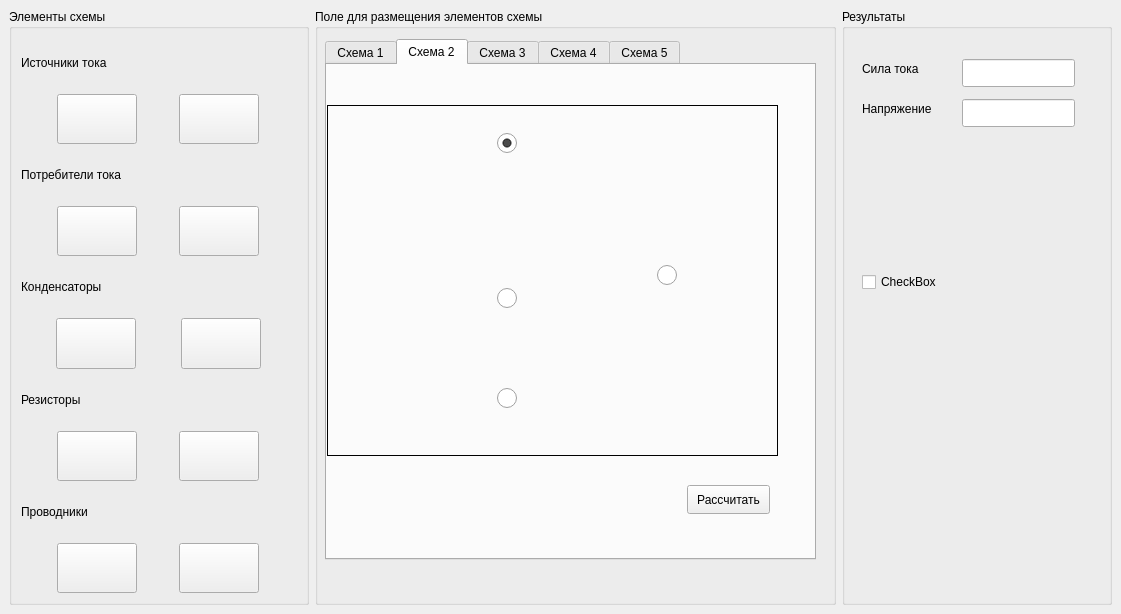
Above: mainwindow.ui from Owl876/electrical-circuit-calculator before the change. Below: the same form after it.
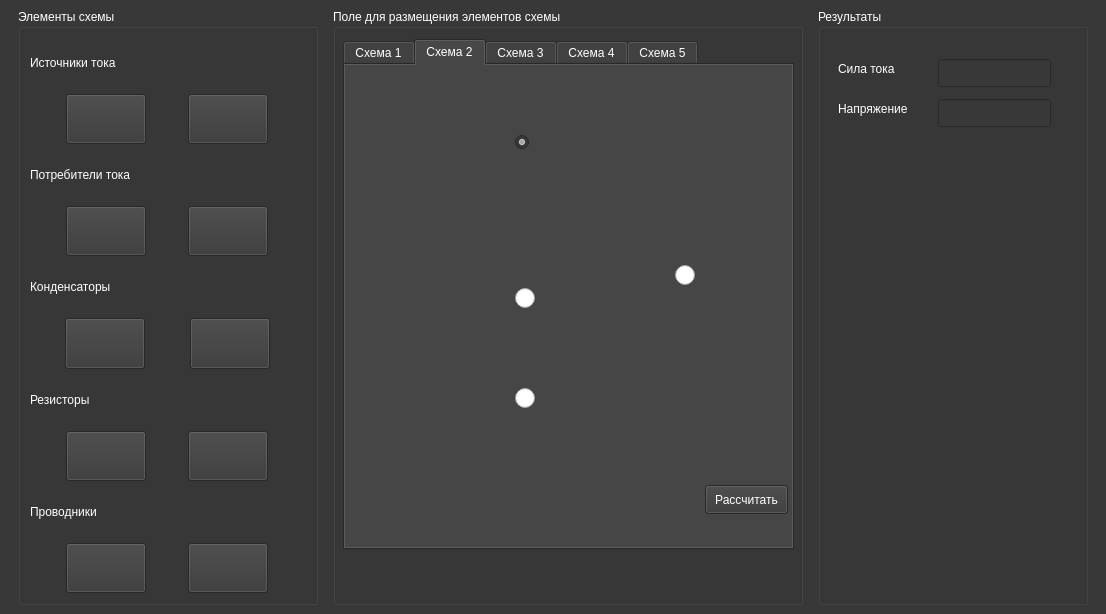
That is the form after the change. The open tabs and pages were chosen to show the change. Icons and pictures are not drawn.

```diff
--- a/mainwindow.ui
+++ b/mainwindow.ui
@@ -6,7 +6,7 @@
    <rect>
     <x>0</x>
     <y>0</y>
-    <width>1121</width>
+    <width>1106</width>
     <height>614</height>
    </rect>
   </property>
@@ -28,9 +28,481 @@
     <height>800</height>
    </size>
   </property>
+  <property name="palette">
+   <palette>
+    <active>
+     <colorrole role="WindowText">
+      <brush brushstyle="SolidPattern">
+       <color alpha="255">
+        <red>255</red>
+        <green>255</green>
+        <blue>255</blue>
+       </color>
+      </brush>
+     </colorrole>
+     <colorrole role="Button">
+      <brush brushstyle="SolidPattern">
+       <color alpha="255">
+        <red>56</red>
+        <green>56</green>
+        <blue>56</blue>
+       </color>
+      </brush>
+     </colorrole>
+     <colorrole role="Light">
+      <brush brushstyle="SolidPattern">
+       <color alpha="255">
+        <red>56</red>
+        <green>56</green>
+        <blue>56</blue>
+       </color>
+      </brush>
+     </colorrole>
+     <colorrole role="Midlight">
+      <brush brushstyle="SolidPattern">
+       <color alpha="255">
+        <red>70</red>
+        <green>70</green>
+        <blue>70</blue>
+       </color>
+      </brush>
+     </colorrole>
+     <colorrole role="Dark">
+      <brush brushstyle="SolidPattern">
+       <color alpha="255">
+        <red>28</red>
+        <green>28</green>
+        <blue>28</blue>
+       </color>
+      </brush>
+     </colorrole>
+     <colorrole role="Mid">
+      <brush brushstyle="SolidPattern">
+       <color alpha="255">
+        <red>37</red>
+        <green>37</green>
+        <blue>37</blue>
+       </color>
+      </brush>
+     </colorrole>
+     <colorrole role="Text">
+      <brush brushstyle="SolidPattern">
+       <color alpha="255">
+        <red>255</red>
+        <green>255</green>
+        <blue>255</blue>
+       </color>
+      </brush>
+     </colorrole>
+     <colorrole role="BrightText">
+      <brush brushstyle="SolidPattern">
+       <color alpha="255">
+        <red>255</red>
+        <green>255</green>
+        <blue>255</blue>
+       </color>
+      </brush>
+     </colorrole>
+     <colorrole role="ButtonText">
+      <brush brushstyle="SolidPattern">
+       <color alpha="255">
+        <red>255</red>
+        <green>255</green>
+        <blue>255</blue>
+       </color>
+      </brush>
+     </colorrole>
+     <colorrole role="Base">
+      <brush brushstyle="SolidPattern">
+       <color alpha="255">
+        <red>56</red>
+        <green>56</green>
+        <blue>56</blue>
+       </color>
+      </brush>
+     </colorrole>
+     <colorrole role="Window">
+      <brush brushstyle="SolidPattern">
+       <color alpha="255">
+        <red>56</red>
+        <green>56</green>
+        <blue>56</blue>
+       </color>
+      </brush>
+     </colorrole>
+     <colorrole role="Shadow">
+      <brush brushstyle="SolidPattern">
+       <color alpha="255">
+        <red>0</red>
+        <green>0</green>
+        <blue>0</blue>
+       </color>
+      </brush>
+     </colorrole>
+     <colorrole role="AlternateBase">
+      <brush brushstyle="SolidPattern">
+       <color alpha="255">
+        <red>28</red>
+        <green>28</green>
+        <blue>28</blue>
+       </color>
+      </brush>
+     </colorrole>
+     <colorrole role="ToolTipBase">
+      <brush brushstyle="SolidPattern">
+       <color alpha="255">
+        <red>255</red>
+        <green>255</green>
+        <blue>220</blue>
+       </color>
+      </brush>
+     </colorrole>
+     <colorrole role="ToolTipText">
+      <brush brushstyle="SolidPattern">
+       <color alpha="255">
+        <red>0</red>
+        <green>0</green>
+        <blue>0</blue>
+       </color>
+      </brush>
+     </colorrole>
+     <colorrole role="PlaceholderText">
+      <brush brushstyle="SolidPattern">
+       <color alpha="127">
+        <red>56</red>
+        <green>56</green>
+        <blue>56</blue>
+       </color>
+      </brush>
+     </colorrole>
+     <colorrole role="Accent">
+      <brush brushstyle="SolidPattern">
+       <color alpha="255">
+        <red>0</red>
+        <green>0</green>
+        <blue>0</blue>
+       </color>
+      </brush>
+     </colorrole>
+    </active>
+    <inactive>
+     <colorrole role="WindowText">
+      <brush brushstyle="SolidPattern">
+       <color alpha="255">
+        <red>255</red>
+        <green>255</green>
+        <blue>255</blue>
+       </color>
+      </brush>
+     </colorrole>
+     <colorrole role="Button">
+      <brush brushstyle="SolidPattern">
+       <color alpha="255">
+        <red>56</red>
+        <green>56</green>
+        <blue>56</blue>
+       </color>
+      </brush>
+     </colorrole>
+     <colorrole role="Light">
+      <brush brushstyle="SolidPattern">
+       <color alpha="255">
+        <red>56</red>
+        <green>56</green>
+        <blue>56</blue>
+       </color>
+      </brush>
+     </colorrole>
+     <colorrole role="Midlight">
+      <brush brushstyle="SolidPattern">
+       <color alpha="255">
+        <red>70</red>
+        <green>70</green>
+        <blue>70</blue>
+       </color>
+      </brush>
+     </colorrole>
+     <colorrole role="Dark">
+      <brush brushstyle="SolidPattern">
+       <color alpha="255">
+        <red>28</red>
+        <green>28</green>
+        <blue>28</blue>
+       </color>
+      </brush>
+     </colorrole>
+     <colorrole role="Mid">
+      <brush brushstyle="SolidPattern">
+       <color alpha="255">
+        <red>37</red>
+        <green>37</green>
+        <blue>37</blue>
+       </color>
+      </brush>
+     </colorrole>
+     <colorrole role="Text">
+      <brush brushstyle="SolidPattern">
+       <color alpha="255">
+        <red>255</red>
+        <green>255</green>
+        <blue>255</blue>
+       </color>
+      </brush>
+     </colorrole>
+     <colorrole role="BrightText">
+      <brush brushstyle="SolidPattern">
+       <color alpha="255">
+        <red>255</red>
+        <green>255</green>
+        <blue>255</blue>
+       </color>
+      </brush>
+     </colorrole>
+     <colorrole role="ButtonText">
+      <brush brushstyle="SolidPattern">
+       <color alpha="255">
+        <red>255</red>
+        <green>255</green>
+        <blue>255</blue>
+       </color>
+      </brush>
+     </colorrole>
+     <colorrole role="Base">
+      <brush brushstyle="SolidPattern">
+       <color alpha="255">
+        <red>56</red>
+        <green>56</green>
+        <blue>56</blue>
+       </color>
+      </brush>
+     </colorrole>
+     <colorrole role="Window">
+      <brush brushstyle="SolidPattern">
+       <color alpha="255">
+        <red>56</red>
+        <green>56</green>
+        <blue>56</blue>
+       </color>
+      </brush>
+     </colorrole>
+     <colorrole role="Shadow">
+      <brush brushstyle="SolidPattern">
+       <color alpha="255">
+        <red>0</red>
+        <green>0</green>
+        <blue>0</blue>
+       </color>
+      </brush>
+     </colorrole>
+     <colorrole role="AlternateBase">
+      <brush brushstyle="SolidPattern">
+       <color alpha="255">
+        <red>28</red>
+        <green>28</green>
+        <blue>28</blue>
+       </color>
+      </brush>
+     </colorrole>
+     <colorrole role="ToolTipBase">
+      <brush brushstyle="SolidPattern">
+       <color alpha="255">
+        <red>255</red>
+        <green>255</green>
+        <blue>220</blue>
+       </color>
+      </brush>
+     </colorrole>
+     <colorrole role="ToolTipText">
+      <brush brushstyle="SolidPattern">
+       <color alpha="255">
+        <red>0</red>
+        <green>0</green>
+        <blue>0</blue>
+       </color>
+      </brush>
+     </colorrole>
+     <colorrole role="PlaceholderText">
+      <brush brushstyle="SolidPattern">
+       <color alpha="127">
+        <red>56</red>
+        <green>56</green>
+        <blue>56</blue>
+       </color>
+      </brush>
+     </colorrole>
+     <colorrole role="Accent">
+      <brush brushstyle="SolidPattern">
+       <color alpha="255">
+        <red>0</red>
+        <green>0</green>
+        <blue>0</blue>
+       </color>
+      </brush>
+     </colorrole>
+    </inactive>
+    <disabled>
+     <colorrole role="WindowText">
+      <brush brushstyle="SolidPattern">
+       <color alpha="255">
+        <red>28</red>
+        <green>28</green>
+        <blue>28</blue>
+       </color>
+      </brush>
+     </colorrole>
+     <colorrole role="Button">
+      <brush brushstyle="SolidPattern">
+       <color alpha="255">
+        <red>56</red>
+        <green>56</green>
+        <blue>56</blue>
+       </color>
+      </brush>
+     </colorrole>
+     <colorrole role="Light">
+      <brush brushstyle="SolidPattern">
+       <color alpha="255">
+        <red>56</red>
+        <green>56</green>
+        <blue>56</blue>
+       </color>
+      </brush>
+     </colorrole>
+     <colorrole role="Midlight">
+      <brush brushstyle="SolidPattern">
+       <color alpha="255">
+        <red>70</red>
+        <green>70</green>
+        <blue>70</blue>
+       </color>
+      </brush>
+     </colorrole>
+     <colorrole role="Dark">
+      <brush brushstyle="SolidPattern">
+       <color alpha="255">
+        <red>28</red>
+        <green>28</green>
+        <blue>28</blue>
+       </color>
+      </brush>
+     </colorrole>
+     <colorrole role="Mid">
+      <brush brushstyle="SolidPattern">
+       <color alpha="255">
+        <red>37</red>
+        <green>37</green>
+        <blue>37</blue>
+       </color>
+      </brush>
+     </colorrole>
+     <colorrole role="Text">
+      <brush brushstyle="SolidPattern">
+       <color alpha="255">
+        <red>28</red>
+        <green>28</green>
+        <blue>28</blue>
+       </color>
+      </brush>
+     </colorrole>
+     <colorrole role="BrightText">
+      <brush brushstyle="SolidPattern">
+       <color alpha="255">
+        <red>255</red>
+        <green>255</green>
+        <blue>255</blue>
+       </color>
+      </brush>
+     </colorrole>
+     <colorrole role="ButtonText">
+      <brush brushstyle="SolidPattern">
+       <color alpha="255">
+        <red>28</red>
+        <green>28</green>
+        <blue>28</blue>
+       </color>
+      </brush>
+     </colorrole>
+     <colorrole role="Base">
+      <brush brushstyle="SolidPattern">
+       <color alpha="255">
+        <red>56</red>
+        <green>56</green>
+        <blue>56</blue>
+       </color>
+      </brush>
+     </colorrole>
+     <colorrole role="Window">
+      <brush brushstyle="SolidPattern">
+       <color alpha="255">
+        <red>56</red>
+        <green>56</green>
+        <blue>56</blue>
+       </color>
+      </brush>
+     </colorrole>
+     <colorrole role="Shadow">
+      <brush brushstyle="SolidPattern">
+       <color alpha="255">
+        <red>0</red>
+        <green>0</green>
+        <blue>0</blue>
+       </color>
+      </brush>
+     </colorrole>
+     <colorrole role="AlternateBase">
+      <brush brushstyle="SolidPattern">
+       <color alpha="255">
+        <red>56</red>
+        <green>56</green>
+        <blue>56</blue>
+       </color>
+      </brush>
+     </colorrole>
+     <colorrole role="ToolTipBase">
+      <brush brushstyle="SolidPattern">
+       <color alpha="255">
+        <red>255</red>
+        <green>255</green>
+        <blue>220</blue>
+       </color>
+      </brush>
+     </colorrole>
+     <colorrole role="ToolTipText">
+      <brush brushstyle="SolidPattern">
+       <color alpha="255">
+        <red>0</red>
+        <green>0</green>
+        <blue>0</blue>
+       </color>
+      </brush>
+     </colorrole>
+     <colorrole role="PlaceholderText">
+      <brush brushstyle="SolidPattern">
+       <color alpha="127">
+        <red>56</red>
+        <green>56</green>
+        <blue>56</blue>
+       </color>
+      </brush>
+     </colorrole>
+     <colorrole role="Accent">
+      <brush brushstyle="SolidPattern">
+       <color alpha="255">
+        <red>39</red>
+        <green>39</green>
+        <blue>39</blue>
+       </color>
+      </brush>
+     </colorrole>
+    </disabled>
+   </palette>
+  </property>
   <property name="windowTitle">
    <string>MainWindow</string>
   </property>
+  <property name="styleSheet">
+   <string notr="true"/>
+  </property>
   <widget class="QWidget" name="centralwidget">
    <layout class="QHBoxLayout" name="horizontalLayout_2">
     <item>
@@ -393,20 +865,20 @@
        <bool>true</bool>
       </property>
       <property name="sizePolicy">
-       <sizepolicy hsizetype="Minimum" vsizetype="Preferred">
+       <sizepolicy hsizetype="Preferred" vsizetype="Preferred">
         <horstretch>0</horstretch>
         <verstretch>0</verstretch>
        </sizepolicy>
       </property>
       <property name="minimumSize">
        <size>
-        <width>500</width>
+        <width>470</width>
         <height>550</height>
        </size>
       </property>
       <property name="maximumSize">
        <size>
-        <width>550</width>
+        <width>470</width>
         <height>16777215</height>
        </size>
       </property>
@@ -418,16 +890,26 @@
         <rect>
          <x>10</x>
          <y>30</y>
-         <width>491</width>
-         <height>521</height>
+         <width>451</width>
+         <height>511</height>
         </rect>
        </property>
+       <property name="palette">
+        <palette>
+         <active/>
+         <inactive/>
+         <disabled/>
+        </palette>
+       </property>
        <property name="tabletTracking">
         <bool>false</bool>
        </property>
        <property name="toolTipDuration">
         <number>-1</number>
        </property>
+       <property name="styleSheet">
+        <string notr="true"/>
+       </property>
        <property name="currentIndex">
         <number>1</number>
        </property>
@@ -484,9 +966,9 @@
          <property name="geometry">
           <rect>
            <x>170</x>
-           <y>63</y>
-           <width>21</width>
-           <height>31</height>
+           <y>67</y>
+           <width>20</width>
+           <height>20</height>
           </rect>
          </property>
          <property name="sizeIncrement">
@@ -506,7 +988,11 @@
 {
 width : 20px;
 height : 20px;
-}</string>
+
+}
+background-color: rgb(255, 255, 255);
+color: rgb(255, 255, 255);
+alternate-background-color: rgb(255, 255, 255);</string>
          </property>
          <property name="text">
           <string/>
@@ -680,6 +1166,9 @@
          <property name="frameShape">
           <enum>QFrame::Box</enum>
          </property>
+         <property name="lineWidth">
+          <number>0</number>
+         </property>
          <property name="text">
           <string/>
          </property>
@@ -765,19 +1254,6 @@
           </size>
          </property>
         </widget>
-        <widget class="QLabel" name="shema1_label1">
-         <property name="geometry">
-          <rect>
-           <x>220</x>
-           <y>117</y>
-           <width>63</width>
-           <height>20</height>
-          </rect>
-         </property>
-         <property name="text">
-          <string/>
-         </property>
-        </widget>
         <widget class="QPushButton" name="shema1_button4_1">
          <property name="geometry">
           <rect>
@@ -1026,19 +1502,6 @@
         <string>Напряжение</string>
        </property>
       </widget>
-      <widget class="QCheckBox" name="checkBox">
-       <property name="geometry">
-        <rect>
-         <x>20</x>
-         <y>260</y>
-         <width>93</width>
-         <height>26</height>
-        </rect>
-       </property>
-       <property name="text">
-        <string>CheckBox</string>
-       </property>
-      </widget>
      </widget>
     </item>
    </layout>
```
Left out of the diff: 5 changed lines with no effect on the pictures.
